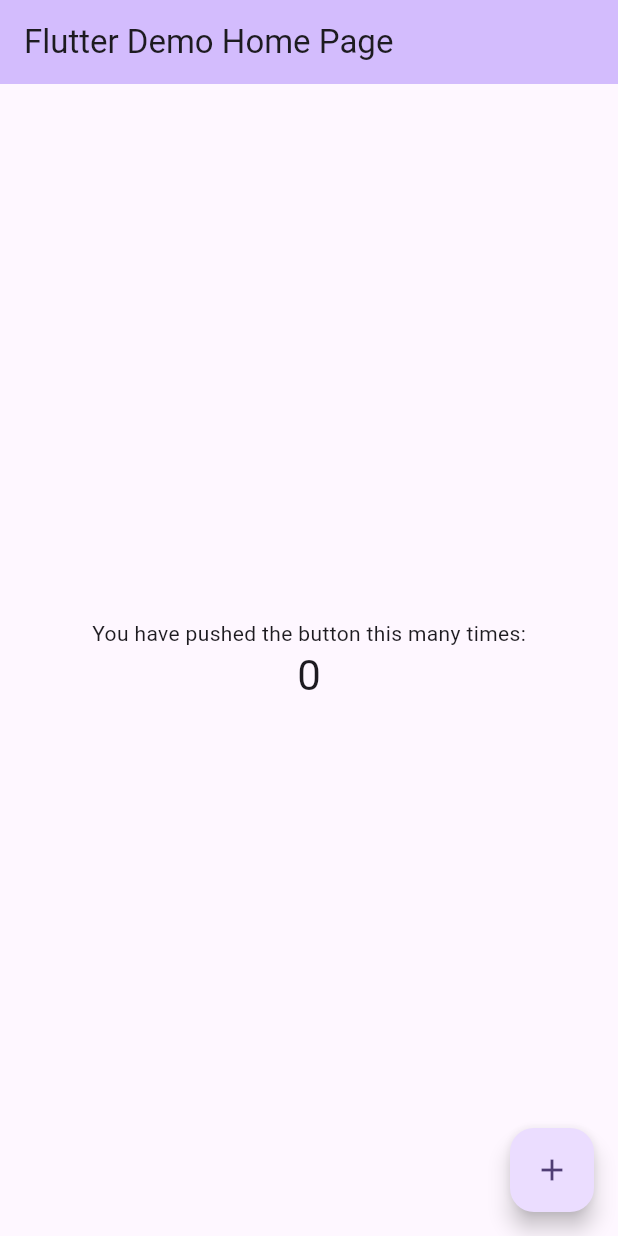
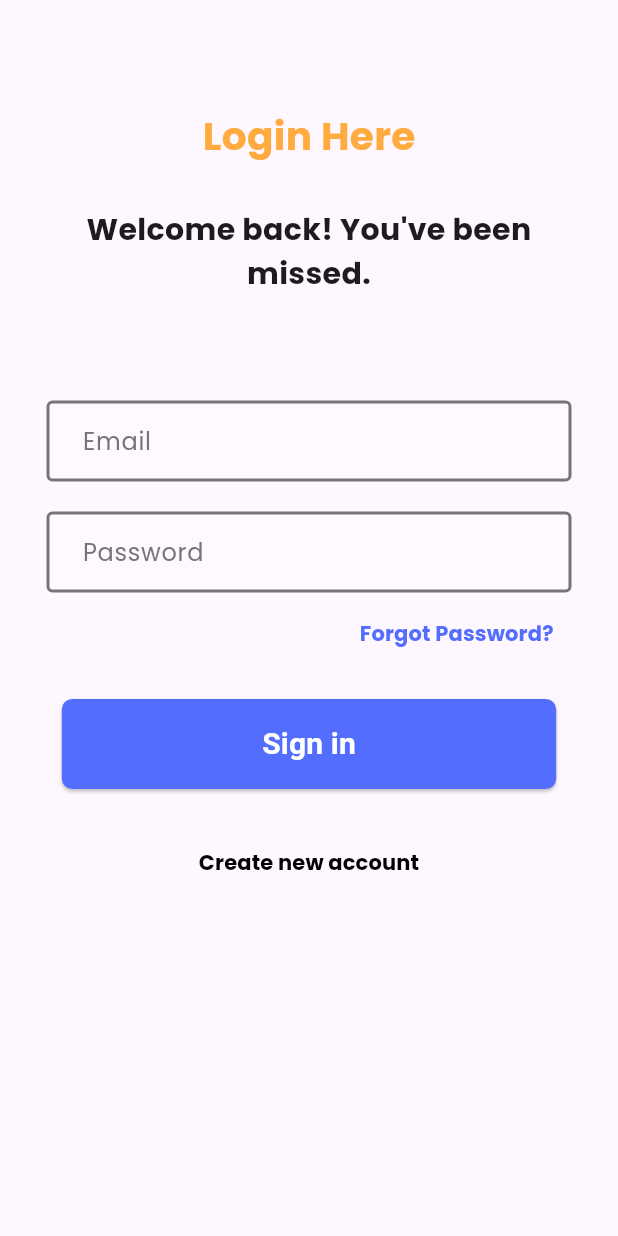
Before and after one commit to AryanKanungo/gen_ai_exchange, a Flutter app: the screen it shows after launch, on a phone screen of 412 x 824 dp. Run offline on Flutter 3.47's test engine with Material 3 defaults, Android fonts, the phone set to English and light mode, and no system bars; our stand-ins replace cloud_firestore, firebase_auth, firebase_core, get, google_fonts; accounts and stored records are empty.

Commit message:
Auth Done

```diff
--- a/lib/main.dart
+++ b/lib/main.dart
@@ -1,122 +1,23 @@
+import 'package:artisans/screens/auth/login_screen.dart';
+import 'package:firebase_core/firebase_core.dart';
 import 'package:flutter/material.dart';
 
-void main() {
+import 'package:get/get_navigation/src/root/get_material_app.dart';
+
+void main() async {
+  WidgetsFlutterBinding.ensureInitialized();
+  await Firebase.initializeApp();
   runApp(const MyApp());
 }
 
 class MyApp extends StatelessWidget {
   const MyApp({super.key});
 
-  // This widget is the root of your application.
   @override
   Widget build(BuildContext context) {
-    return MaterialApp(
-      title: 'Flutter Demo',
-      theme: ThemeData(
-        // This is the theme of your application.
-        //
-        // TRY THIS: Try running your application with "flutter run". You'll see
-        // the application has a purple toolbar. Then, without quitting the app,
-        // try changing the seedColor in the colorScheme below to Colors.green
-        // and then invoke "hot reload" (save your changes or press the "hot
-        // reload" button in a Flutter-supported IDE, or press "r" if you used
-        // the command line to start the app).
-        //
-        // Notice that the counter didn't reset back to zero; the application
-        // state is not lost during the reload. To reset the state, use hot
-        // restart instead.
-        //
-        // This works for code too, not just values: Most code changes can be
-        // tested with just a hot reload.
-        colorScheme: ColorScheme.fromSeed(seedColor: Colors.deepPurple),
-      ),
-      home: const MyHomePage(title: 'Flutter Demo Home Page'),
+    return GetMaterialApp(
+      home: LoginScreen(),
+      debugShowCheckedModeBanner: false,
     );
   }
 }
-
-class MyHomePage extends StatefulWidget {
-  const MyHomePage({super.key, required this.title});
-
-  // This widget is the home page of your application. It is stateful, meaning
-  // that it has a State object (defined below) that contains fields that affect
-  // how it looks.
-
-  // This class is the configuration for the state. It holds the values (in this
-  // case the title) provided by the parent (in this case the App widget) and
-  // used by the build method of the State. Fields in a Widget subclass are
-  // always marked "final".
-
-  final String title;
-
-  @override
-  State<MyHomePage> createState() => _MyHomePageState();
-}
-
-class _MyHomePageState extends State<MyHomePage> {
-  int _counter = 0;
-
-  void _incrementCounter() {
-    setState(() {
-      // This call to setState tells the Flutter framework that something has
-      // changed in this State, which causes it to rerun the build method below
-      // so that the display can reflect the updated values. If we changed
-      // _counter without calling setState(), then the build method would not be
-      // called again, and so nothing would appear to happen.
-      _counter++;
-    });
-  }
-
-  @override
-  Widget build(BuildContext context) {
-    // This method is rerun every time setState is called, for instance as done
-    // by the _incrementCounter method above.
-    //
-    // The Flutter framework has been optimized to make rerunning build methods
-    // fast, so that you can just rebuild anything that needs updating rather
-    // than having to individually change instances of widgets.
-    return Scaffold(
-      appBar: AppBar(
-        // TRY THIS: Try changing the color here to a specific color (to
-        // Colors.amber, perhaps?) and trigger a hot reload to see the AppBar
-        // change color while the other colors stay the same.
-        backgroundColor: Theme.of(context).colorScheme.inversePrimary,
-        // Here we take the value from the MyHomePage object that was created by
-        // the App.build method, and use it to set our appbar title.
-        title: Text(widget.title),
-      ),
-      body: Center(
-        // Center is a layout widget. It takes a single child and positions it
-        // in the middle of the parent.
-        child: Column(
-          // Column is also a layout widget. It takes a list of children and
-          // arranges them vertically. By default, it sizes itself to fit its
-          // children horizontally, and tries to be as tall as its parent.
-          //
-          // Column has various properties to control how it sizes itself and
-          // how it positions its children. Here we use mainAxisAlignment to
-          // center the children vertically; the main axis here is the vertical
-          // axis because Columns are vertical (the cross axis would be
-          // horizontal).
-          //
-          // TRY THIS: Invoke "debug painting" (choose the "Toggle Debug Paint"
-          // action in the IDE, or press "p" in the console), to see the
-          // wireframe for each widget.
-          mainAxisAlignment: MainAxisAlignment.center,
-          children: <Widget>[
-            const Text('You have pushed the button this many times:'),
-            Text(
-              '$_counter',
-              style: Theme.of(context).textTheme.headlineMedium,
-            ),
-          ],
-        ),
-      ),
-      floatingActionButton: FloatingActionButton(
-        onPressed: _incrementCounter,
-        tooltip: 'Increment',
-        child: const Icon(Icons.add),
-      ), // This trailing comma makes auto-formatting nicer for build methods.
-    );
-  }
-}
--- /dev/null
+++ b/lib/screens/auth/login_screen.dart
@@ -0,0 +1,160 @@
+import 'package:artisans/screens/auth/register.dart';
+import 'package:flutter/material.dart';
+
+import 'package:get/get.dart';
+import 'package:google_fonts/google_fonts.dart';
+
+import '../../services/auth_service.dart';
+import '../../widgets/custom_widgets.dart';
+import '../home/home_screen.dart';
+
+class LoginScreen extends StatelessWidget {
+  final _authService = AuthService();
+
+  final TextEditingController emailController = TextEditingController();
+  final TextEditingController passwordController = TextEditingController();
+
+  Future<void> _loginWithEmail(String email, String password) async {
+    try {
+      _authService.signInWithEmailPassword(email, password);
+      Get.offAll(() => const HomeScreen());
+      Get.snackbar("Success", "Logged in successfully");
+    } catch (e) {
+      Get.snackbar("Error", e.toString());
+    }
+  }
+
+
+  @override
+  Widget build(BuildContext context) {
+    return Scaffold(
+      appBar: AppBar(),
+      body: SingleChildScrollView(
+        child: Padding(
+          padding: const EdgeInsets.all(16.0),
+          child: Column(
+            mainAxisAlignment: MainAxisAlignment.center,
+            crossAxisAlignment: CrossAxisAlignment.center,
+            children: [
+              // Login heading and welcome message
+              Container(
+                width: MediaQuery.of(context).size.width * 0.75,
+                child: Column(
+                  mainAxisAlignment: MainAxisAlignment.center,
+                  crossAxisAlignment: CrossAxisAlignment.center,
+                  children: [
+                    Text(
+                      "Login Here",
+                      style: GoogleFonts.poppins(
+                        fontSize: 26,
+                        fontWeight: FontWeight.bold,
+                        color: Colors.orangeAccent,
+                      ),
+                    ),
+                    SizedBox(height: 30),
+                    Text(
+                      "Welcome back! You've been missed.",
+                      textAlign: TextAlign.center,
+                      style: GoogleFonts.poppins(
+                        fontSize: 20,
+                        fontWeight: FontWeight.bold,
+                      ),
+                    ),
+                  ],
+                ),
+              ),
+              const SizedBox(height: 70),
+
+              // Email and Password fields
+              Padding(
+                padding: const EdgeInsets.symmetric(horizontal: 15.0),
+                child: Column(
+                  crossAxisAlignment: CrossAxisAlignment.center,
+                  children: [
+                    CustomTextField(label: "Email", controller: emailController),
+                    SizedBox(height: 20),
+                    CustomTextField(
+                      label: "Password",
+                      controller: passwordController,
+                      obscureText: true,
+                    ),
+                    SizedBox(height: 3),
+
+                    // Forgot Password text beside the password field
+                    Align(
+                      alignment: Alignment.centerRight,
+                      child: TextButton(
+                        onPressed: () {
+                          // Navigate to forget password screen
+                        },
+                        child: Text(
+                          "Forgot Password?",
+                          style: GoogleFonts.poppins(
+                            color: Colors.indigoAccent,
+                            fontWeight: FontWeight.bold,
+                          ),
+                        ),
+                      ),
+                    ),
+                  ],
+                ),
+              ),
+
+              // Login button
+              SizedBox(height: 20),
+              Container(
+                width: MediaQuery.of(context).size.width * 0.8,
+                height: 60,
+                child: ElevatedButton(
+                  onPressed: () {
+                    String email = emailController.text.trim();
+                    String password = passwordController.text.trim();
+                    _loginWithEmail(email, password);
+                  },
+                  style: ElevatedButton.styleFrom(
+                    backgroundColor: Colors.indigoAccent,
+                    shape: RoundedRectangleBorder(
+                      borderRadius: BorderRadius.circular(7),
+                    ),
+                  ),
+                  child: Text(
+                    'Sign in',
+                    style: TextStyle(
+                      fontSize: 20,
+                      fontWeight: FontWeight.bold,
+                      color: Colors.white,
+                    ),
+                  ),
+                ),
+              ),
+
+
+              SizedBox(height: 25),
+              TextButton(
+                onPressed: () {
+                  Get.offAll(() => RegisterScreen());
+                },
+                child: Text(
+                  "Create new account",
+                  style: GoogleFonts.poppins(
+                    color: Colors.black,
+                    fontWeight: FontWeight.bold,
+                  ),
+                ),
+              ),
+
+              SizedBox(height: 80),
+
+              SizedBox(height: 20),
+              // Sign in with Google button
+
+              // Create New Account text below Google sign-in button
+
+
+            ],
+          ),
+        ),
+      ),
+    );
+  }
+}
--- /dev/null
+++ b/lib/services/auth_service.dart
@@ -0,0 +1,65 @@
+import 'package:cloud_firestore/cloud_firestore.dart';
+import 'package:firebase_auth/firebase_auth.dart';
+
+
+class AuthService {
+  final FirebaseAuth _auth = FirebaseAuth.instance;
+
+
+
+  Future<bool> checkIfEmailExists(String email) async {
+    try {
+      final querySnapshot = await FirebaseFirestore.instance
+          .collection('Artisans')
+          .where('email', isEqualTo: email)
+          .get();
+
+      return querySnapshot.docs.isNotEmpty;
+    } catch (e) {
+      print("Error checking if email exists: $e");
+      return false;
+    }
+  }
+  // Email/Password Sign-In
+  Future<User?> signInWithEmailPassword(String email, String password) async {
+    try {
+      final userCredential = await _auth.signInWithEmailAndPassword(
+        email: email,
+        password: password,
+      );
+      return userCredential.user;
+    } catch (e) {
+      print("Error during email/password sign-in: $e");
+      throw FirebaseAuthException(message: 'Email/Password sign-in failed: $e', code: '');
+    }
+  }
+
+  // Sign Out
+  Future<void> signOut() async {
+    await _auth.signOut();
+
+  }
+
+  //register with email and password
+  Future<User?> registerWithEmailPassword(String email, String password) async {
+    try {
+      UserCredential cred = await FirebaseAuth.instance
+          .createUserWithEmailAndPassword(email: email, password: password);
+
+      String uid = cred.user!.uid;
+
+      await FirebaseFirestore.instance.collection('Artisans').doc(uid).set({
+        'email': email,
+        'createdAt': FieldValue.serverTimestamp(),
+      });
+
+      return cred.user; // ✅ success
+    } catch (e) {
+      print("Register Error: $e");
+      return null; // ❌ failure
+    }
+  }
+
+  // Get current user
+  User? get currentUser => _auth.currentUser;
+}
--- /dev/null
+++ b/lib/widgets/custom_widgets.dart
@@ -0,0 +1,66 @@
+import 'package:flutter/material.dart';
+import 'package:google_fonts/google_fonts.dart';
+
+class CustomTextField extends StatelessWidget {
+  final String label;
+  final TextEditingController controller;
+  final bool obscureText;
+
+
+  const CustomTextField({
+    Key? key,
+    required this.label,
+    required this.controller,
+    this.obscureText = false,
+
+  }) : super(key: key);
+
+  @override
+  Widget build(BuildContext context) {
+    return TextField(
+      controller: controller,
+      obscureText: obscureText,
+      decoration: InputDecoration(
+        labelText: label,
+        labelStyle: GoogleFonts.poppins(
+          color: Colors.grey[600],
+
+        ),
+        filled: true,
+        fillColor: Colors.white10,
+        border: OutlineInputBorder(
+          borderSide: BorderSide(
+            color: Colors.grey,
+            width: 2,
+          ),
+        ),
+        enabledBorder: OutlineInputBorder(
+          borderSide: BorderSide(
+            color: Colors.grey[600]!,
+            width: 2,
+          ),
+        ),
+        focusedBorder: OutlineInputBorder(
+          borderSide: BorderSide(
+            color: Colors.indigo,
+            width: 2,
+          ),
+        ),
+        focusedErrorBorder: OutlineInputBorder(
+          borderSide: BorderSide(
+            color: Colors.indigo,
+            width: 2,
+          ),
+        ),
+        contentPadding: EdgeInsets.symmetric(
+          vertical: 15.0,
+          horizontal: 20.0,
+        ),
+        focusColor: Colors.blue,
+      ),
+      style: GoogleFonts.roboto(
+        color: Colors.grey[900],
+      ),
+    );
+  }
+}
--- a/pubspec.yaml
+++ b/pubspec.yaml
@@ -34,6 +34,11 @@ dependencies:
   # The following adds the Cupertino Icons font to your application.
   # Use with the CupertinoIcons class for iOS style icons.
   cupertino_icons: ^1.0.8
+  get: ^4.7.2
+  google_fonts: ^6.3.1
+  firebase_auth: ^6.0.2
+  cloud_firestore: ^6.0.1
+  firebase_core: ^4.1.0
 
 dev_dependencies:
   flutter_test:
```
Also changed, not shown: lib/screens/auth/register.dart (added, +150 -0 lines), lib/screens/home/home_screen.dart (added, +18 -0 lines), lib/screens/home/modules/post_card.dart (added, +47 -0 lines), firebase.json (added), lib/firebase_options.dart (added), pubspec.lock, 6 other files.
